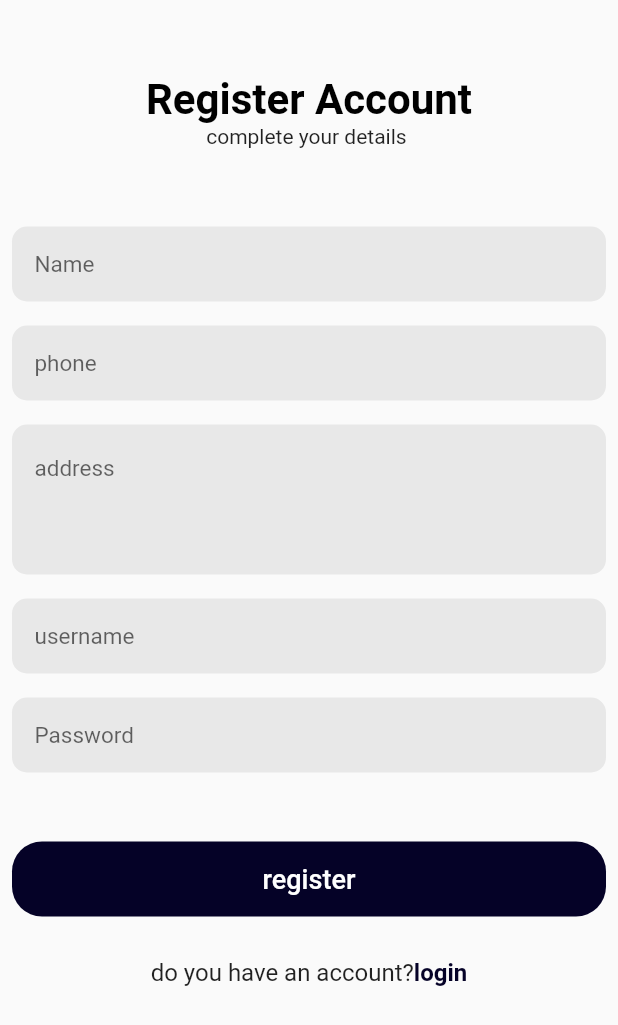
After one commit to arshadkusman/Ecommerce-app, a Flutter app: the screen it shows after launch, after a tap on "Go To Register", on a phone screen of 412 x 824 dp. The commit adds this screen. Shown: the top 1025 px of the screen. Run offline on Flutter 3.47's test engine with Material 2 defaults, Android fonts, the phone set to English and light mode, and no system bars.

Commit message:
registration page created,

```diff
--- a/lib/login.dart
+++ b/lib/login.dart
@@ -2,7 +2,7 @@ import 'dart:developer';
 
 import 'package:flutter/material.dart';
 import 'package:sample/constants.dart';
-import 'package:flutter/widgets.dart';
+import 'package:sample/registration.dart';
 
 class LoginPage extends StatefulWidget {
   const LoginPage({super.key});
@@ -59,9 +59,9 @@ class _LoginPageState extends State<LoginPage> {
                           decoration: InputDecoration.collapsed(
                             hintText: 'username',
                           ),
-                          onChanged: (Text) {
+                          onChanged: (text) {
                             setState(() {
-                              username = Text;
+                              username = text;
                             });
                           },
                           validator: (value) {
@@ -95,9 +95,9 @@ class _LoginPageState extends State<LoginPage> {
                           decoration: InputDecoration.collapsed(
                             hintText: 'password',
                           ),
-                          onChanged: (Text) {
+                          onChanged: (text) {
                             setState(() {
-                              password = Text;
+                              password = text;
                             });
                           },
                           validator: (value) {
@@ -119,14 +119,15 @@ class _LoginPageState extends State<LoginPage> {
                         ),
                       )
                     : Padding(
-                        padding: const EdgeInsets.all(8.0),
+                        padding: EdgeInsets.all(8.0),
                         child: Container(
                           width: MediaQuery.of(context).size.width / 2,
                           height: 50,
                           child: TextButton(
                             style: TextButton.styleFrom(
                               shape: RoundedRectangleBorder(
-                                  borderRadius: BorderRadius.circular(20)),
+                                  borderRadius: BorderRadius.circular(20)
+                                  ),
                               primary: Colors.white,
                               backgroundColor: maincolor,
                             ),
@@ -138,7 +139,7 @@ class _LoginPageState extends State<LoginPage> {
                             },
                             child: Text(
                               "Login",
-                              style: const TextStyle(
+                              style: TextStyle(
                                 fontSize: 18,
                                 color: Colors.white,
                               ),
@@ -154,7 +155,27 @@ class _LoginPageState extends State<LoginPage> {
                       "Dont have an account? ",
                       style: TextStyle(fontSize: 16),
                     ),
-
+                    GestureDetector(
+                      onTap: () {
+                        log("go to registration");
+                        Navigator.push(
+                          context,
+                          MaterialPageRoute(
+                            builder: (context) {
+                              return RegistrationPage();
+                            },
+                          ),
+                        );
+                      },
+                      child: Text(
+                        "Go To Register",
+                        style: TextStyle(
+                          fontSize: 16,
+                          color: maincolor,
+                          fontWeight: FontWeight.bold
+                        ),
+                      ),
+                    ),
                   ],
                 ),
               ]),
--- a/lib/main.dart
+++ b/lib/main.dart
@@ -11,6 +11,6 @@ class MyApp extends StatelessWidget {
   @override
   Widget build(BuildContext context) {
     return const MaterialApp(debugShowCheckedModeBanner: false,
-    home: const LoginPage());
+    home: LoginPage());
   }
 }
--- /dev/null
+++ b/lib/registration.dart
@@ -0,0 +1,314 @@
+import 'dart:convert';
+import 'dart:developer';
+
+import 'package:flutter/material.dart';
+
+import 'package:sample/constants.dart';
+import 'package:sample/login.dart';
+import 'package:http/http.dart' as http;
+
+class RegistrationPage extends StatefulWidget {
+  @override
+  State<RegistrationPage> createState() => _RegistrationPageState();
+}
+
+class _RegistrationPageState extends State<RegistrationPage> {
+  String? name, phone, address, username, password;
+  final GlobalKey<FormState> _formkey = GlobalKey<FormState>();
+
+  bool processing = false;
+  registration(String name, phone, address, username, password) async {
+    print('webservice');
+    print(username);
+    print(password);
+    var result;
+    final Map<String, dynamic> Data = {
+      'name': name,
+      'phone': phone,
+      'address': address,
+      'username': username,
+      'password': password,
+    };
+
+    final response = await http.post(
+      Uri.parse("https://bootcamp.cyralearnings.com/registration.php"),
+      body: Data,
+    );
+    print(response.statusCode);
+    if (response.statusCode == 200) {
+      if (response.body.contains("success")) {
+        log("registration successfully completed");
+
+        Navigator.push(context, MaterialPageRoute(
+          builder: (context) {
+            return LoginPage();
+          },
+        ));
+      } else {
+        log("registration failed");
+      }
+    } else {
+      result = {log(json.decode(response.body)['error'].toString())};
+    }
+    return result;
+  }
+
+  @override
+  Widget build(BuildContext context) {
+    return Scaffold(
+      body: SingleChildScrollView(
+        child: Column(
+          children: [
+            SizedBox(
+              height: 50,
+            ),
+            Text(
+              "Register Account",
+              style: TextStyle(
+                color: Colors.black,
+                fontSize: 28,
+                fontWeight: FontWeight.bold,
+              ),
+            ),
+            Text("complete your details \n"),
+            SizedBox(height: 28),
+            Form(
+              key: _formkey,
+              child: Column(
+                children: [
+                  Padding(
+                    padding: EdgeInsets.all(8.0),
+                    child: Container(
+                      height: 50,
+                      width: MediaQuery.of(context).size.width,
+                      decoration: BoxDecoration(
+                          color: Color(0xffE8E8E8),
+                          borderRadius: BorderRadius.all(Radius.circular(10))),
+                      child: Padding(
+                        padding: EdgeInsets.symmetric(horizontal: 15),
+                        child: Center(
+                          child: TextFormField(
+                            onChanged: (text) {
+                              setState(() {
+                                name = text;
+                              });
+                            },
+                            style: TextStyle(
+                              fontSize: 15,
+                            ),
+                            decoration:
+                                InputDecoration.collapsed(
+                                  hintText: 'Name'
+                                  ),
+                            validator: (value) {
+                              if(value!.isEmpty) {
+                                return 'enter your name';
+                              }
+                            },
+                          ),
+                        ),
+                      ),
+                    ),
+                  ),
+                  Padding(
+                    padding: EdgeInsets.all(8.0),
+                    child: Container(
+                      height: 50,
+                      width: MediaQuery.of(context).size.width,
+                      decoration: BoxDecoration(
+                          color: Color(0xffE8E8E8),
+                          borderRadius: BorderRadius.all(Radius.circular(10))),
+                      child: Padding(
+                        padding: EdgeInsets.symmetric(horizontal: 15),
+                        child: Center(
+                          child: TextFormField(
+                            onChanged: (text) {
+                              setState(() {
+                                phone = text;
+                              });
+                            },
+                            keyboardType: TextInputType.phone,
+                            validator: (value) {
+                              if (value!.isEmpty) {
+                                return 'enter your phone number';
+                              } else if (value.length > 10 ||
+                                  value.length < 10) {
+                                return 'please enter a valid phone number';
+                              }
+                            },
+                            style: TextStyle(
+                              fontSize: 15,
+                            ),
+                            decoration:
+                                InputDecoration.collapsed(hintText: 'phone'),
+                          ),
+                        ),
+                      ),
+                    ),
+                  ),
+                  Padding(
+                    padding: EdgeInsets.all(8.0),
+                    child: Container(
+                      height: 100,
+                      width: MediaQuery.of(context).size.width,
+                      decoration: BoxDecoration(
+                          color: Color(0xffE8E8E8),
+                          borderRadius: BorderRadius.all(Radius.circular(10))),
+                      child: Padding(
+                        padding:
+                            EdgeInsets.symmetric(horizontal: 15, vertical: 20),
+                        child: Center(
+                          child: TextFormField(
+                            maxLines: 4,
+                            onChanged: (text) {
+                              setState(() {
+                                address = text;
+                              });
+                            },
+                            style: TextStyle(
+                              fontSize: 15,
+                            ),
+                            decoration:
+                                InputDecoration.collapsed(hintText: 'address'),
+                            validator: (value) {
+                              if (value!.isEmpty) {
+                                return 'enter your address';
+                              }
+                            },
+                          ),
+                        ),
+                      ),
+                    ),
+                  ),
+                  Padding(
+                    padding: EdgeInsets.all(8.0),
+                    child: Container(
+                      height: 50,
+                      width: MediaQuery.of(context).size.width,
+                      decoration: BoxDecoration(
+                          color: Color(0xffE8E8E8),
+                          borderRadius: BorderRadius.all(Radius.circular(10))),
+                      child: Padding(
+                        padding: EdgeInsets.symmetric(horizontal: 15),
+                        child: Center(
+                          child: TextFormField(
+                            onChanged: (text) {
+                              setState(() {
+                                username = text;
+                              });
+                            },
+                            style: TextStyle(
+                              fontSize: 15,
+                            ),
+                            decoration:
+                                InputDecoration.collapsed(hintText: 'username'),
+                            validator: (value) {
+                              if (value!.isEmpty) {
+                                return 'enter your username';
+                              }
+                            },
+                          ),
+                        ),
+                      ),
+                    ),
+                  ),
+                  Padding(
+                    padding: EdgeInsets.all(8.0),
+                    child: Container(
+                      height: 50,
+                      width: MediaQuery.of(context).size.width,
+                      decoration: BoxDecoration(
+                          color: Color(0xffE8E8E8),
+                          borderRadius: BorderRadius.all(Radius.circular(10))),
+                      child: Padding(
+                        padding: EdgeInsets.symmetric(horizontal: 15),
+                        child: Center(
+                          child: TextFormField(
+                            onChanged: (text) {
+                              setState(() {
+                                password = text;
+                              });
+                            },
+                            validator: (value) {
+                              if (value!.isEmpty) {
+                                return 'enter your password';
+                              }
+                            },
+                            obscureText: true,
+                            style: TextStyle(
+                              fontSize: 15,
+                            ),
+                            decoration:
+                                InputDecoration.collapsed(hintText: 'Password'),
+                          ),
+                        ),
+                      ),
+                    ),
+                  ),
+                  SizedBox(height: 30),
+                  Padding(
+                    padding: EdgeInsets.all(8.0),
+                    child: SizedBox(
+                      height: 50,
+                      width: MediaQuery.of(context).size.width,
+                      child: TextButton(
+                        style: TextButton.styleFrom(
+                          foregroundColor: Colors.white,
+                          shape: RoundedRectangleBorder(
+                              borderRadius: BorderRadius.circular(20)),
+                          backgroundColor: maincolor,
+                        ),
+                        onPressed: () {
+                          log("name =" + name.toString());
+                          log("phone =" + phone.toString());
+                          log("address =" + address.toString());
+                          log("username =" + username.toString());
+                          log("password ="+  password.toString());
+                          registration(
+                              name!, phone, address, username, password);
+                        },
+                        child: Text(
+                          "register",
+                          style: TextStyle(
+                            fontSize: 18,
+                            color: Colors.white,
+                          ),
+                        ),
+                      ),
+                    ),
+                  ),
+                ],
+              ),
+            ),
+            SizedBox(height: 20),
+            Row(
+              mainAxisAlignment: MainAxisAlignment.center,
+              children: [
+                Text(
+                  "do you have an account?",
+                  style: TextStyle(fontSize: 16),
+                ),
+                GestureDetector(
+                  onTap: () {
+                    Navigator.push(context, MaterialPageRoute(
+                      builder: (context) {
+                        return LoginPage();
+                      },
+                    ));
+                  },
+                  child: Text(
+                    "login",
+                    style: TextStyle(
+                        fontSize: 16,
+                        color: maincolor,
+                        fontWeight: FontWeight.bold),
+                  ),
+                ),
+              ],
+            ),
+          ],
+        ),
+      ),
+    );
+  }
+}
--- a/pubspec.yaml
+++ b/pubspec.yaml
@@ -35,6 +35,8 @@ dependencies:
   # The following adds the Cupertino Icons font to your application.
   # Use with the CupertinoIcons class for iOS style icons.
   cupertino_icons: ^1.0.2
+  shared_preferences: ^2.2.2
+  http: ^1.1.0
 
 dev_dependencies:
   flutter_test:
```
Also changed, not shown: pubspec.lock, 1 other file.
